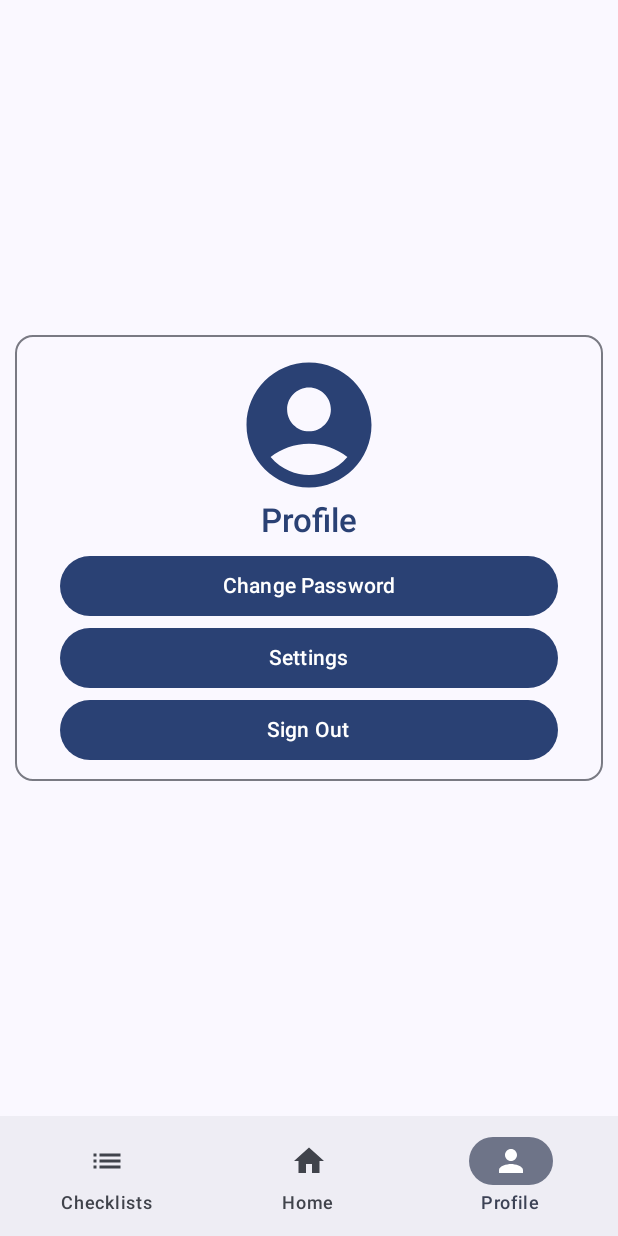
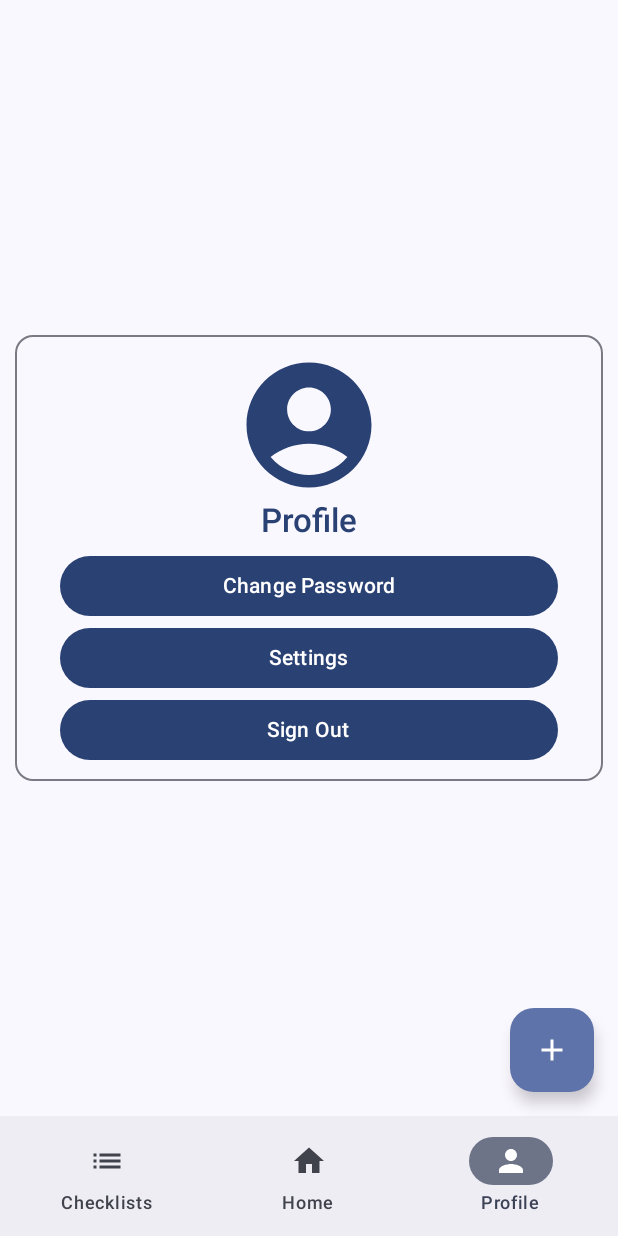
Before and after one commit to GaryKam/check-mate, an Android app built with Jetpack Compose: the composable AppNavigation shown on its own in the app's theme, item 3 of the bottom bar chosen, on a phone screen of 412 x 824 dp. Run offline under Robolectric (Android 15) with nearby library versions, the phone set to English and light mode, and no system bars; our stand-ins replace Firebase (no records; nobody signed in at launch, a user with empty details on screens opened directly); 1 statement that could not run was skipped.

Commit message:
Basic implementation to create new checklist

```diff
--- a/app/src/main/java/com/oukschub/checkmate/SignInActivity.kt
+++ b/app/src/main/java/com/oukschub/checkmate/SignInActivity.kt
@@ -12,8 +12,6 @@ import com.google.firebase.auth.FirebaseAuth
 class SignInActivity : ComponentActivity() {
     override fun onCreate(savedInstanceState: Bundle?) {
         super.onCreate(savedInstanceState)
-
-        //FirebaseAuth.getInstance().signOut()
 
         if (FirebaseAuth.getInstance().currentUser == null) {
             launchSignIn()
--- /dev/null
+++ b/app/src/main/java/com/oukschub/checkmate/data/model/Checklist.kt
@@ -0,0 +1,6 @@
+package com.oukschub.checkmate.data.model
+
+data class Checklist(
+    val title: String,
+    val items: List<ChecklistItem>
+)
--- a/app/src/main/java/com/oukschub/checkmate/data/ChecklistItem.kt
+++ b/app/src/main/java/com/oukschub/checkmate/data/model/ChecklistItem.kt
@@ -1,4 +1,4 @@
-package com.oukschub.checkmate.data
+package com.oukschub.checkmate.data.model
 
 data class ChecklistItem(
     val name: String,
--- a/app/src/main/java/com/oukschub/checkmate/navigation/AppNavigation.kt
+++ b/app/src/main/java/com/oukschub/checkmate/navigation/AppNavigation.kt
@@ -1,7 +1,10 @@
 package com.oukschub.checkmate.navigation
 
 import androidx.compose.foundation.layout.padding
+import androidx.compose.material.icons.Icons
+import androidx.compose.material.icons.filled.Add
 import androidx.compose.material3.BottomAppBar
+import androidx.compose.material3.FloatingActionButton
 import androidx.compose.material3.Icon
 import androidx.compose.material3.NavigationBarItem
 import androidx.compose.material3.Scaffold
@@ -10,39 +13,38 @@ import androidx.compose.runtime.Composable
 import androidx.compose.runtime.getValue
 import androidx.compose.ui.Modifier
 import androidx.compose.ui.res.stringResource
-import androidx.lifecycle.viewmodel.compose.viewModel
 import androidx.navigation.NavDestination.Companion.hierarchy
 import androidx.navigation.NavHostController
 import androidx.navigation.compose.NavHost
 import androidx.navigation.compose.composable
 import androidx.navigation.compose.currentBackStackEntryAsState
 import androidx.navigation.compose.rememberNavController
+import com.oukschub.checkmate.R
 import com.oukschub.checkmate.ui.screen.Checklists
+import com.oukschub.checkmate.ui.screen.CreateChecklist
 import com.oukschub.checkmate.ui.screen.Home
 import com.oukschub.checkmate.ui.screen.Profile
-import com.oukschub.checkmate.viewmodel.HomeViewModel
 
 @Composable
 fun AppNavigation(
     modifier: Modifier = Modifier,
-    homeViewModel: HomeViewModel = viewModel(),
     navController: NavHostController = rememberNavController()
 ) {
     val navBarItems = listOf(Screen.Checklists, Screen.Home, Screen.Profile)
+    val navBackStackEntry by navController.currentBackStackEntryAsState()
+    val currentDestination = navBackStackEntry?.destination
 
     Scaffold(
+        modifier = modifier,
         bottomBar = {
             BottomAppBar(actions = {
-                val navBackStackEntry by navController.currentBackStackEntryAsState()
-                val currentDestination = navBackStackEntry?.destination
-
                 for (screen in navBarItems) {
                     NavigationBarItem(
                         selected = currentDestination?.hierarchy?.any { it.route == screen.route } == true,
                         onClick = { navController.navigate(screen.route) },
                         icon = {
                             Icon(
-                                imageVector = screen.icon,
+                                imageVector = screen.icon!!,
                                 contentDescription = stringResource(screen.resourceId)
                             )
                         },
@@ -50,6 +52,16 @@ fun AppNavigation(
                     )
                 }
             })
+        },
+        floatingActionButton = {
+            FloatingActionButton(
+                onClick = { navController.navigate(Screen.CreateChecklist.route) }
+            ) {
+                Icon(
+                    imageVector = Icons.Default.Add,
+                    contentDescription = stringResource(R.string.desc_create_checklist)
+                )
+            }
         }
     ) { paddingValues ->
         NavHost(
@@ -58,8 +70,9 @@ fun AppNavigation(
             modifier = Modifier.padding(paddingValues)
         ) {
             composable(Screen.Checklists.route) { Checklists() }
-            composable(Screen.Home.route) { Home(viewModel = homeViewModel) }
+            composable(Screen.Home.route) { Home() }
             composable(Screen.Profile.route) { Profile() }
+            composable(Screen.CreateChecklist.route) { CreateChecklist() }
         }
     }
 }
--- a/app/src/main/java/com/oukschub/checkmate/navigation/Screen.kt
+++ b/app/src/main/java/com/oukschub/checkmate/navigation/Screen.kt
@@ -8,8 +8,13 @@ import androidx.compose.material.icons.filled.Person
 import androidx.compose.ui.graphics.vector.ImageVector
 import com.oukschub.checkmate.R
 
-sealed class Screen(val route: String, @StringRes val resourceId: Int, val icon: ImageVector) {
+sealed class Screen(
+    val route: String,
+    @StringRes val resourceId: Int = -1,
+    val icon: ImageVector? = null
+) {
     data object Checklists : Screen("checklists", R.string.checklists, Icons.Default.List)
     data object Home : Screen("home", R.string.home, Icons.Default.Home)
     data object Profile : Screen("profile", R.string.profile, Icons.Default.Person)
+    data object CreateChecklist : Screen("create_checklist")
 }
--- a/app/src/main/java/com/oukschub/checkmate/component/Checklist.kt
+++ b/app/src/main/java/com/oukschub/checkmate/ui/component/Checklist.kt
@@ -1,4 +1,4 @@
-package com.oukschub.checkmate.component
+package com.oukschub.checkmate.ui.component
 
 import androidx.compose.foundation.background
 import androidx.compose.foundation.layout.Arrangement
@@ -30,12 +30,15 @@ import androidx.compose.ui.res.stringResource
 import androidx.compose.ui.text.TextStyle
 import androidx.compose.ui.text.style.TextDecoration
 import androidx.compose.ui.unit.dp
+import androidx.compose.ui.unit.sp
 import com.oukschub.checkmate.R
-import com.oukschub.checkmate.data.ChecklistItem
+import com.oukschub.checkmate.data.model.ChecklistItem
 
 @Composable
 fun Checklist(
+    title: String,
     itemList: SnapshotStateList<ChecklistItem>,
+    onUpdateTitle: (String) -> Unit,
     onUpdateItem: (Int, String, Boolean) -> Unit,
     onAddItem: (String) -> Unit,
     modifier: Modifier = Modifier
@@ -45,14 +48,14 @@ fun Checklist(
             .fillMaxWidth()
             .padding(start = 10.dp, top = 50.dp, end = 10.dp)
     ) {
-        Header()
+        Header(title = title, onUpdateTitle = onUpdateTitle)
         Checkboxes(itemList = itemList, onUpdateItem = onUpdateItem)
         InputField(onAddItem = onAddItem)
     }
 }
 
 @Composable
-private fun Header() {
+private fun Header(title: String, onUpdateTitle: (String) -> Unit) {
     Row(
         horizontalArrangement = Arrangement.SpaceBetween,
         verticalAlignment = Alignment.CenterVertically,
@@ -60,7 +63,11 @@ private fun Header() {
             .fillMaxWidth()
             .padding(start = 20.dp, top = 5.dp, end = 5.dp)
     ) {
-        Text(text = "Checklist Title", style = MaterialTheme.typography.headlineSmall)
+        TextField(
+            value = title,
+            onValueChange = { onUpdateTitle(it) },
+            textStyle = TextStyle(fontSize = 18.sp)
+        )
 
         IconButton(onClick = { /*TODO*/ }) {
             Icon(
--- a/app/src/main/java/com/oukschub/checkmate/ui/screen/Checklists.kt
+++ b/app/src/main/java/com/oukschub/checkmate/ui/screen/Checklists.kt
@@ -7,7 +7,7 @@ import androidx.compose.ui.Modifier
 
 @Composable
 fun Checklists(modifier: Modifier = Modifier) {
-    Column {
+    Column(modifier = modifier) {
         Text(text = "Checklists")
     }
 }
--- a/app/src/main/java/com/oukschub/checkmate/ui/screen/Profile.kt
+++ b/app/src/main/java/com/oukschub/checkmate/ui/screen/Profile.kt
@@ -26,7 +26,7 @@ import com.oukschub.checkmate.SignInActivity
 @Composable
 fun Profile(modifier: Modifier = Modifier) {
     Column(
-        modifier = Modifier.fillMaxSize(),
+        modifier = modifier.fillMaxSize(),
         verticalArrangement = Arrangement.Center,
         horizontalAlignment = Alignment.CenterHorizontally
     ) {
--- a/app/src/main/res/values/strings.xml
+++ b/app/src/main/res/values/strings.xml
@@ -9,4 +9,5 @@
     // Content Description
     <string name="desc_options">Options</string>
     <string name="desc_done">Done</string>
+    <string name="desc_create_checklist">Create new checklist</string>
 </resources>
--- a/build.gradle.kts
+++ b/build.gradle.kts
@@ -1,7 +1,7 @@
 plugins {
     id("com.android.application") version "8.2.0" apply false
-    id("org.jetbrains.kotlin.android") version "1.9.0" apply false
     id("com.google.gms.google-services") version "4.4.0" apply false
+    id("org.jetbrains.kotlin.android") version "1.9.10" apply false
     id("org.jlleitschuh.gradle.ktlint") version "12.0.3"
 }
 
```
Also changed, not shown: app/build.gradle.kts (+5 -5 lines), app/src/main/java/com/oukschub/checkmate/data/database/Database.kt (added, +41 -0 lines), app/src/main/java/com/oukschub/checkmate/ui/screen/CreateChecklist.kt (renamed from app/src/main/AndroidManifest.xml, +38 -27 lines), app/src/main/java/com/oukschub/checkmate/viewmodel/CreateChecklistViewModel.kt (added, +38 -0 lines), app/src/main/java/com/oukschub/checkmate/viewmodel/HomeViewModel.kt (+7 -4 lines).
